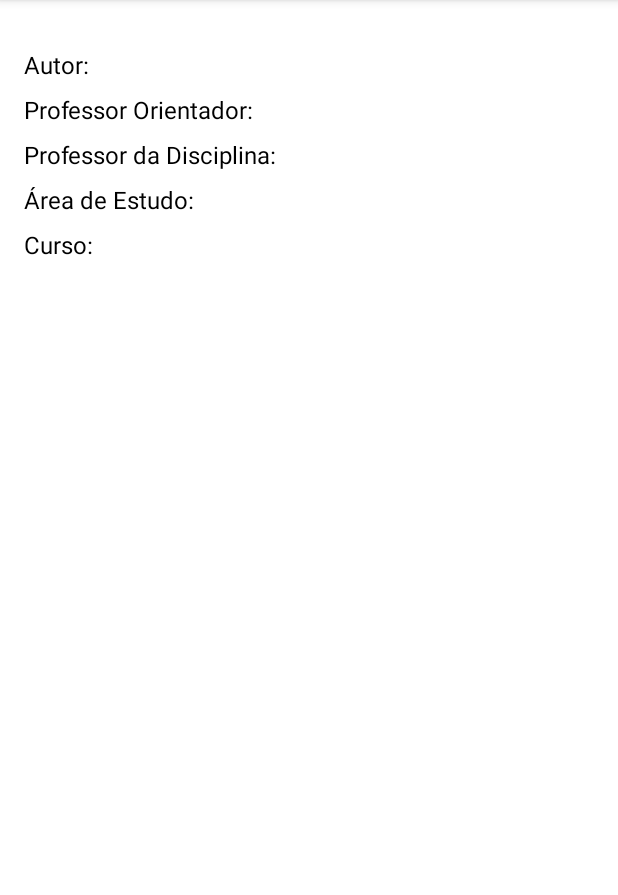
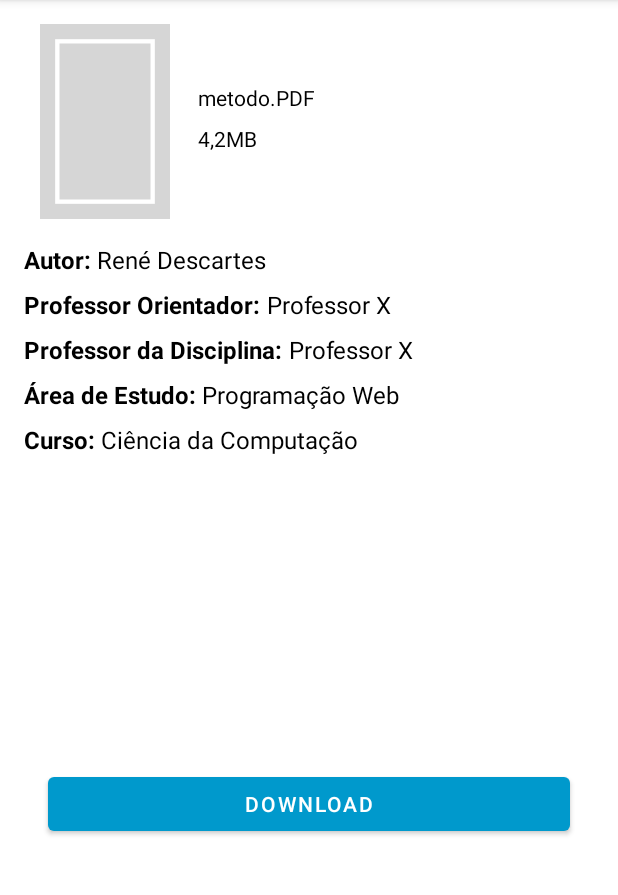
Before and after one commit to julianawl/technical-works-central, an Android app: the fragment DetailsFragment shown on its own in the app's theme, on a phone screen of 412 x 824 dp, the part 84-979 px from its top. Run offline under Robolectric (Android 15) with nearby library versions, the phone set to English and light mode, and no system bars.

Commit message:
Implementing details Fragment

```diff
--- /dev/null
+++ b/app/src/main/res/drawable-xxhdpi/preview_missing.xml
@@ -0,0 +1,24 @@
+<layer-list xmlns:android="http://schemas.android.com/apk/res/android">
+  <item>
+    <shape android:shape="rectangle">
+      <solid android:color="@color/gray" />
+      <size
+          android:width="40dp"
+          android:height="60dp" />
+    </shape>
+  </item>
+
+  <item
+      android:bottom="5dp"
+      android:left="5dp"
+      android:right="5dp"
+      android:top="5dp">
+    <shape android:shape="rectangle">
+      <stroke
+          android:width="1dp"
+          android:color="@android:color/white" />
+    </shape>
+
+  </item>
+
+</layer-list>
--- /dev/null
+++ b/app/src/main/res/drawable/ic_download.xml
@@ -0,0 +1,10 @@
+<vector xmlns:android="http://schemas.android.com/apk/res/android"
+    android:width="24dp"
+    android:height="24dp"
+    android:viewportWidth="24"
+    android:viewportHeight="24"
+    android:tint="?attr/colorControlNormal">
+  <path
+      android:fillColor="@android:color/white"
+      android:pathData="M12,4c4.41,0 8,3.59 8,8s-3.59,8 -8,8s-8,-3.59 -8,-8S7.59,4 12,4M12,2C6.48,2 2,6.48 2,12c0,5.52 4.48,10 10,10c5.52,0 10,-4.48 10,-10C22,6.48 17.52,2 12,2L12,2zM13,12l0,-4h-2l0,4H8l4,4l4,-4H13z"/>
+</vector>
--- a/app/src/main/res/layout/fragment_details.xml
+++ b/app/src/main/res/layout/fragment_details.xml
@@ -5,6 +5,7 @@
     xmlns:tools="http://schemas.android.com/tools"
     android:layout_width="match_parent"
     android:layout_height="match_parent"
+    android:focusable="true"
     tools:context=".ui.details.DetailsFragment">
 
 
@@ -13,12 +14,13 @@
         android:layout_width="wrap_content"
         android:layout_height="wrap_content"
         android:layout_marginStart="16dp"
-        android:layout_marginTop="32dp"
+        android:layout_marginTop="16dp"
         android:text="@string/author_details"
         android:textColor="@color/black"
         android:textSize="16sp"
+        android:textStyle="bold"
         app:layout_constraintStart_toStartOf="parent"
-        app:layout_constraintTop_toTopOf="parent" />
+        app:layout_constraintTop_toBottomOf="@+id/ivPreview" />
 
     <TextView
         android:id="@+id/tvAdviserTeacher"
@@ -29,6 +31,7 @@
         android:text="@string/adviserTeacher_details"
         android:textColor="@color/black"
         android:textSize="16sp"
+        android:textStyle="bold"
         app:layout_constraintStart_toStartOf="parent"
         app:layout_constraintTop_toBottomOf="@+id/tvAuthor" />
 
@@ -41,6 +44,7 @@
         android:text="@string/disciplineTeacher_details"
         android:textColor="@color/black"
         android:textSize="16sp"
+        android:textStyle="bold"
         app:layout_constraintStart_toStartOf="parent"
         app:layout_constraintTop_toBottomOf="@+id/tvAdviserTeacher" />
 
@@ -53,6 +57,7 @@
         android:text="@string/studyArea_details"
         android:textColor="@color/black"
         android:textSize="16sp"
+        android:textStyle="bold"
         app:layout_constraintStart_toStartOf="parent"
         app:layout_constraintTop_toBottomOf="@+id/tvDisciplineTeacher" />
 
@@ -65,8 +70,126 @@
         android:text="@string/course_details"
         android:textColor="@color/black"
         android:textSize="16sp"
+        android:textStyle="bold"
         app:layout_constraintStart_toStartOf="parent"
         app:layout_constraintTop_toBottomOf="@+id/tvStudyArea" />
 
+    <TextView
+        android:id="@+id/tvSetAuthor"
+        android:layout_width="wrap_content"
+        android:layout_height="wrap_content"
+        android:layout_marginStart="4dp"
+        android:layout_marginTop="16dp"
+        android:text="@string/authorX_details"
+        android:textColor="@color/black"
+        android:textSize="16sp"
+        app:layout_constraintStart_toEndOf="@+id/tvAuthor"
+        app:layout_constraintTop_toBottomOf="@+id/ivPreview"
+        tools:ignore="MissingConstraints" />
+
+    <TextView
+        android:id="@+id/tvSetAdviserTeacher"
+        android:layout_width="wrap_content"
+        android:layout_height="wrap_content"
+        android:layout_marginStart="4dp"
+        android:layout_marginTop="8dp"
+        android:text="@string/teacherExample_details"
+        android:textColor="@color/black"
+        android:textSize="16sp"
+        app:layout_constraintStart_toEndOf="@+id/tvAdviserTeacher"
+        app:layout_constraintTop_toBottomOf="@+id/tvSetAuthor" />
+
+    <TextView
+        android:id="@+id/tvSetDisciplineTeacher"
+        android:layout_width="wrap_content"
+        android:layout_height="wrap_content"
+        android:text="@string/teacherExample_details"
+        android:textColor="@color/black"
+        android:textSize="16sp"
+        android:layout_marginStart="4dp"
+        android:layout_marginTop="8dp"
+        app:layout_constraintStart_toEndOf="@+id/tvDisciplineTeacher"
+        app:layout_constraintTop_toBottomOf="@+id/tvSetAdviserTeacher" />
+
+    <TextView
+        android:id="@+id/tvSetStudyArea"
+        android:layout_width="wrap_content"
+        android:layout_height="wrap_content"
+        android:text="@string/studyExample_details"
+        android:textColor="@color/black"
+        android:textSize="16sp"
+        android:layout_marginStart="4dp"
+        android:layout_marginTop="8dp"
+        app:layout_constraintStart_toEndOf="@+id/tvStudyArea"
+        app:layout_constraintTop_toBottomOf="@+id/tvSetDisciplineTeacher" />
+
+    <TextView
+        android:id="@+id/tvSetCourse"
+        android:layout_width="wrap_content"
+        android:layout_height="wrap_content"
+        android:text="@string/courseExample_details"
+        android:textColor="@color/black"
+        android:textSize="16sp"
+        android:layout_marginStart="4dp"
+        android:layout_marginTop="8dp"
+        app:layout_constraintStart_toEndOf="@+id/tvCourse"
+        app:layout_constraintTop_toBottomOf="@+id/tvSetStudyArea" />
+
+    <ImageView
+        android:id="@+id/ivPreview"
+        android:layout_width="108dp"
+        android:layout_height="130dp"
+        android:layout_marginStart="16dp"
+        android:layout_marginTop="16dp"
+        android:src="@drawable/preview_missing"
+        app:layout_constraintStart_toStartOf="parent"
+        app:layout_constraintTop_toTopOf="parent"
+        android:contentDescription="@string/documentPreview_details"/>
+
+    <TextView
+        android:id="@+id/tvTitle"
+        android:layout_width="0dp"
+        android:layout_height="wrap_content"
+        android:layout_marginStart="8dp"
+        android:layout_marginTop="55dp"
+        android:layout_marginEnd="16dp"
+        android:ellipsize="end"
+        android:maxLines="1"
+        android:text="@string/title_details"
+        android:textColor="@color/black"
+        android:textSize="14sp"
+        app:layout_constraintEnd_toEndOf="parent"
+        app:layout_constraintStart_toEndOf="@+id/ivPreview"
+        app:layout_constraintTop_toTopOf="parent" />
+
+    <TextView
+        android:id="@+id/tvSize"
+        android:layout_width="0dp"
+        android:layout_height="wrap_content"
+        android:layout_marginStart="8dp"
+        android:layout_marginEnd="16dp"
+        android:layout_marginTop="8dp"
+        android:ellipsize="end"
+        android:maxLines="1"
+        android:text="@string/size_details"
+        android:textColor="@color/black"
+        android:textSize="14sp"
+        app:layout_constraintEnd_toEndOf="parent"
+        app:layout_constraintHorizontal_bias="0.515"
+        app:layout_constraintStart_toEndOf="@+id/ivPreview"
+        app:layout_constraintTop_toBottomOf="@+id/tvTitle" />
+
+    <Button
+        android:id="@+id/btnDownload"
+        android:layout_width="0dp"
+        android:layout_height="wrap_content"
+        android:layout_marginStart="32dp"
+        android:layout_marginEnd="32dp"
+        android:text="@string/download_details"
+        app:layout_constraintBottom_toBottomOf="parent"
+        app:layout_constraintEnd_toEndOf="parent"
+        app:layout_constraintStart_toStartOf="parent"
+        app:layout_constraintTop_toBottomOf="@+id/tvSetCourse" />
+
 
 </androidx.constraintlayout.widget.ConstraintLayout>
--- a/app/src/main/res/values/colors.xml
+++ b/app/src/main/res/values/colors.xml
@@ -7,4 +7,5 @@
     <color name="teal_700">#FF018786</color>
     <color name="black">#FF000000</color>
     <color name="white">#FFFFFFFF</color>
+    <color name="gray">#d6d6d6</color>
 </resources>
--- a/app/src/main/res/values/strings.xml
+++ b/app/src/main/res/values/strings.xml
@@ -5,8 +5,16 @@
     <string name="title_notifications">Notifications</string>
     <string name="title_profile">Profile</string>
     <string name="author_details">Autor: </string>
+    <string name="authorX_details">René Descartes</string>
     <string name="adviserTeacher_details">Professor Orientador: </string>
     <string name="disciplineTeacher_details">Professor da Disciplina: </string>
     <string name="studyArea_details">Área de Estudo: </string>
     <string name="course_details">Curso: </string>
+    <string name="teacherExample_details">Professor X</string>
+    <string name="studyExample_details">Programação Web</string>
+    <string name="courseExample_details">Ciência da Computação</string>
+    <string name="title_details">metodo.PDF</string>
+    <string name="documentPreview_details">Document preview</string>
+    <string name="size_details">4,2MB</string>
+    <string name="download_details">DOWNLOAD</string>
 </resources>
```
